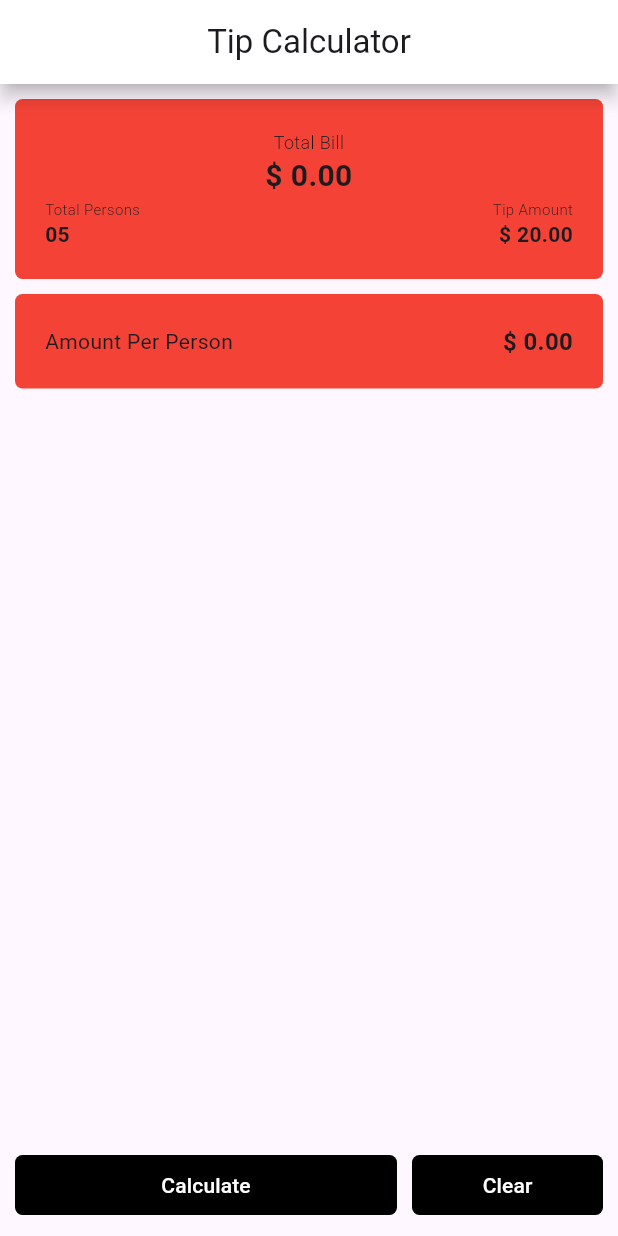
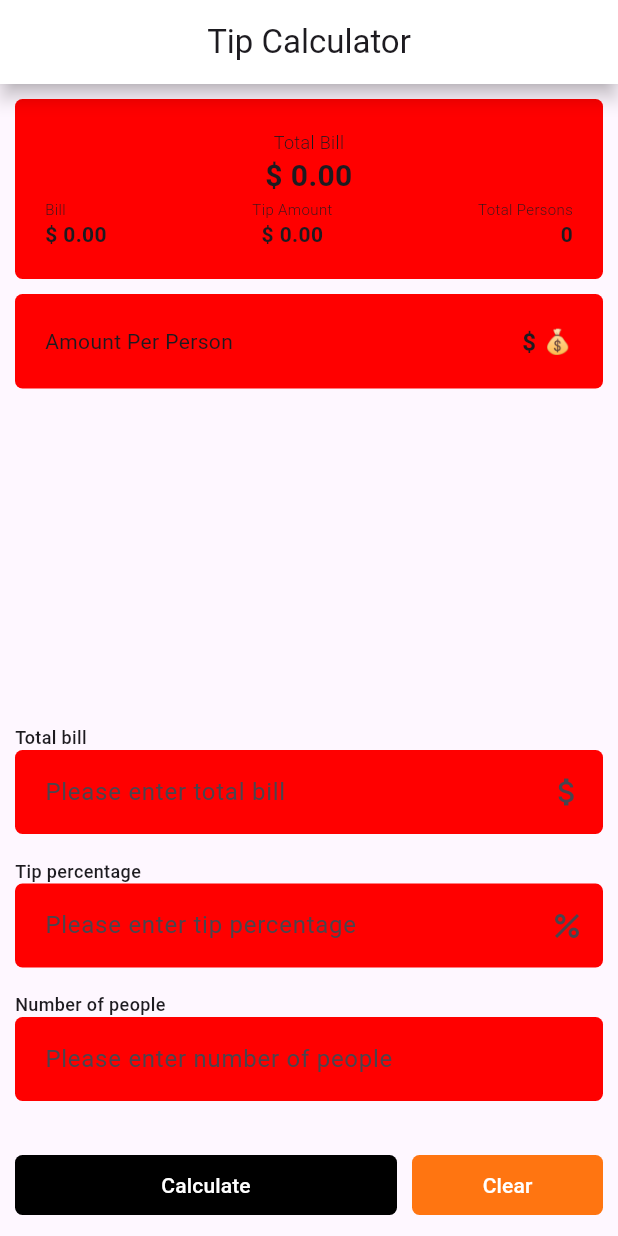
Before and after one commit to Moon422/flutter_assignment_1, a Flutter app: the screen it shows after launch, after a tap on "Calculate", on a phone screen of 412 x 824 dp. Run offline on Flutter 3.47's test engine with Material 2 defaults, Android fonts, the phone set to English and light mode, and no system bars; our stand-ins replace google_fonts.

Commit message:
tip calculator complete with realtime field updates

```diff
--- a/lib/screens/tip_calculator.dart
+++ b/lib/screens/tip_calculator.dart
@@ -10,7 +10,20 @@ class TipCalculator extends StatefulWidget {
 }
 
 class _TipCalculatorState extends State<TipCalculator> {
-  static const Color cardBackground = Color(0xF5F8FBFF);
+  static const Color cardBackground = Color.fromARGB(255, 255, 0, 0);
+  static const Color calculateBtnColor = Color.fromARGB(255, 0, 0, 0);
+  static const Color clearBtnColor = Color.fromARGB(255, 255, 117, 17);
+
+  final formKey = GlobalKey<FormState>();
+
+  double bill = 0.0;
+  double tipPercentage = 0.0;
+  int numberOfPeople = 0;
+  double totalPayable = 0;
+
+  double calculateTotalBill() {
+    return bill * (1 + tipPercentage / 100);
+  }
 
   @override
   Widget build(BuildContext context) {
@@ -29,7 +42,7 @@ class _TipCalculatorState extends State<TipCalculator> {
                 margin: const EdgeInsets.only(bottom: 10),
                 width: double.infinity,
                 decoration: BoxDecoration(
-                  color: Colors.red,
+                  color: cardBackground,
                   borderRadius: BorderRadius.circular(5),
                 ),
                 child: Padding(
@@ -45,7 +58,7 @@ class _TipCalculatorState extends State<TipCalculator> {
                         textAlign: TextAlign.center,
                       ),
                       Text(
-                        "\$ 0.00",
+                        "\$ ${totalPayable.toStringAsFixed(2)}",
                         style: GoogleFonts.roboto(
                           fontSize: 20,
                           fontWeight: FontWeight.w700,
@@ -59,14 +72,14 @@ class _TipCalculatorState extends State<TipCalculator> {
                             crossAxisAlignment: CrossAxisAlignment.start,
                             children: [
                               Text(
-                                "Total Persons",
+                                "Bill",
                                 style: GoogleFonts.roboto(
                                   fontSize: 10,
                                   fontWeight: FontWeight.w300,
                                 ),
                               ),
                               Text(
-                                "05",
+                                "\$ ${bill.toStringAsFixed(2)}",
                                 style: GoogleFonts.roboto(
                                   fontSize: 14,
                                   fontWeight: FontWeight.w600,
@@ -75,7 +88,6 @@ class _TipCalculatorState extends State<TipCalculator> {
                             ],
                           ),
                           Column(
-                            crossAxisAlignment: CrossAxisAlignment.end,
                             children: [
                               Text(
                                 "Tip Amount",
@@ -83,10 +95,31 @@ class _TipCalculatorState extends State<TipCalculator> {
                                   fontSize: 10,
                                   fontWeight: FontWeight.w300,
                                 ),
+                                textAlign: TextAlign.center,
+                              ),
+                              Text(
+                                "\$ ${(bill * tipPercentage / 100).toStringAsFixed(2)}",
+                                style: GoogleFonts.roboto(
+                                  fontSize: 14,
+                                  fontWeight: FontWeight.w600,
+                                ),
+                                textAlign: TextAlign.center,
+                              ),
+                            ],
+                          ),
+                          Column(
+                            crossAxisAlignment: CrossAxisAlignment.end,
+                            children: [
+                              Text(
+                                "Total Persons",
+                                style: GoogleFonts.roboto(
+                                  fontSize: 10,
+                                  fontWeight: FontWeight.w300,
+                                ),
                                 textAlign: TextAlign.end,
                               ),
                               Text(
-                                "\$ 20.00",
+                                numberOfPeople.toString(),
                                 style: GoogleFonts.roboto(
                                   fontSize: 14,
                                   fontWeight: FontWeight.w600,
@@ -103,7 +136,7 @@ class _TipCalculatorState extends State<TipCalculator> {
               ),
               Container(
                 decoration: BoxDecoration(
-                  color: Colors.red,
+                  color: cardBackground,
                   borderRadius: BorderRadius.circular(5),
                 ),
                 child: Padding(
@@ -115,7 +148,7 @@ class _TipCalculatorState extends State<TipCalculator> {
                         "Amount Per Person",
                       ),
                       Text(
-                        "\$ 0.00",
+                        "\$ ${numberOfPeople > 0 ? (totalPayable / numberOfPeople).toStringAsFixed(2) : '💰️'}",
                         style: GoogleFonts.roboto(
                           fontSize: 16,
                           fontWeight: FontWeight.w700,
@@ -128,8 +161,98 @@ class _TipCalculatorState extends State<TipCalculator> {
               ),
               const Spacer(),
               Form(
+                key: formKey,
                 child: Column(
-                  children: [],
+                  crossAxisAlignment: CrossAxisAlignment.start,
+                  children: [
+                    Text(
+                      "Total bill",
+                      style: GoogleFonts.roboto(
+                        fontWeight: FontWeight.w500,
+                        fontSize: 12,
+                      ),
+                    ),
+                    TextFormField(
+                      keyboardType: TextInputType.number,
+                      onChanged: (value) {
+                        setState(() {
+                          bill = value.isEmpty ? 0 : double.parse(value);
+                        });
+                      },
+                      decoration: InputDecoration(
+                        contentPadding: const EdgeInsets.all(16),
+                        border: OutlineInputBorder(
+                          borderRadius: BorderRadius.circular(5),
+                          borderSide: BorderSide.none,
+                        ),
+                        filled: true,
+                        fillColor: cardBackground,
+                        hintText: "Please enter total bill",
+                        suffixIcon: const Icon(Icons.attach_money),
+                      ),
+                    ),
+                    const SizedBox(
+                      height: 16,
+                    ),
+                    Text(
+                      "Tip percentage",
+                      style: GoogleFonts.roboto(
+                        fontWeight: FontWeight.w500,
+                        fontSize: 12,
+                      ),
+                    ),
+                    TextFormField(
+                      keyboardType: TextInputType.number,
+                      onChanged: (value) {
+                        setState(() {
+                          tipPercentage =
+                              value.isEmpty ? 0 : double.parse(value);
+                        });
+                      },
+                      decoration: InputDecoration(
+                        contentPadding: const EdgeInsets.all(16),
+                        border: OutlineInputBorder(
+                          borderRadius: BorderRadius.circular(5),
+                          borderSide: BorderSide.none,
+                        ),
+                        filled: true,
+                        fillColor: cardBackground,
+                        hintText: "Please enter tip percentage",
+                        suffixIcon: const Icon(Icons.percent),
+                      ),
+                    ),
+                    const SizedBox(
+                      height: 16,
+                    ),
+                    Text(
+                      "Number of people",
+                      style: GoogleFonts.roboto(
+                        fontWeight: FontWeight.w500,
+                        fontSize: 12,
+                      ),
+                    ),
+                    TextFormField(
+                      keyboardType: TextInputType.number,
+                      onChanged: (value) {
+                        setState(() {
+                          numberOfPeople = value.isEmpty ? 0 : int.parse(value);
+                        });
+                      },
+                      decoration: InputDecoration(
+                        contentPadding: const EdgeInsets.all(16),
+                        border: OutlineInputBorder(
+                          borderRadius: BorderRadius.circular(5),
+                          borderSide: BorderSide.none,
+                        ),
+                        filled: true,
+                        fillColor: cardBackground,
+                        hintText: "Please enter number of people",
+                      ),
+                    ),
+                    const SizedBox(
+                      height: 32,
+                    ),
+                  ],
                 ),
               ),
               Flex(
@@ -140,14 +263,20 @@ class _TipCalculatorState extends State<TipCalculator> {
                     fit: FlexFit.tight,
                     child: TextButton(
                       style: ButtonStyle(
-                        backgroundColor: MaterialStatePropertyAll(Colors.black),
+                        backgroundColor:
+                            const MaterialStatePropertyAll(calculateBtnColor),
                         shape: MaterialStatePropertyAll(
                           RoundedRectangleBorder(
                             borderRadius: BorderRadius.circular(5),
                           ),
                         ),
                       ),
-                      onPressed: () => {},
+                      onPressed: () {
+                        formKey.currentState?.reset();
+                        setState(() {
+                          totalPayable = calculateTotalBill();
+                        });
+                      },
                       child: Text(
                         "Calculate",
                         style: GoogleFonts.roboto(
@@ -164,14 +293,22 @@ class _TipCalculatorState extends State<TipCalculator> {
                     fit: FlexFit.tight,
                     child: TextButton(
                       style: ButtonStyle(
-                        backgroundColor: MaterialStatePropertyAll(Colors.black),
+                        backgroundColor:
+                            const MaterialStatePropertyAll(clearBtnColor),
                         shape: MaterialStatePropertyAll(
                           RoundedRectangleBorder(
                             borderRadius: BorderRadius.circular(5),
                           ),
                         ),
                       ),
-                      onPressed: () => {},
+                      onPressed: () {
+                        formKey.currentState?.reset();
+                        setState(() {
+                          bill = 0;
+                          tipPercentage = 0;
+                          numberOfPeople = 0;
+                        });
+                      },
                       child: Text(
                         "Clear",
                         style: GoogleFonts.roboto(
```
